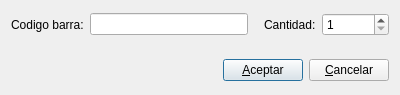
Before: the Qt Designer form 999_exe/trunk/product_quantity_dialog/product_quantity_dialog.ui in brBart/project-999, drawn with Qt 5.
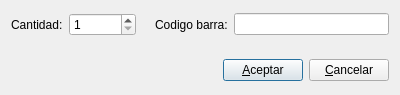
After: the same form once the commit is applied.

Diff of the .ui file:
```diff
--- a/999_exe/trunk/product_quantity_dialog/product_quantity_dialog.ui
+++ b/999_exe/trunk/product_quantity_dialog/product_quantity_dialog.ui
@@ -16,35 +16,6 @@
   <layout class="QGridLayout" name="gridLayout">
    <item row="0" column="0">
     <layout class="QHBoxLayout" name="horizontalLayout">
-     <item>
-      <widget class="QLabel" name="label">
-       <property name="text">
-        <string>Codigo barra:</string>
-       </property>
-       <property name="buddy">
-        <cstring>barCodeLineEdit</cstring>
-       </property>
-      </widget>
-     </item>
-     <item>
-      <widget class="QLineEdit" name="barCodeLineEdit"/>
-     </item>
-     <item>
-      <spacer name="horizontalSpacer">
-       <property name="orientation">
-        <enum>Qt::Horizontal</enum>
-       </property>
-       <property name="sizeType">
-        <enum>QSizePolicy::Fixed</enum>
-       </property>
-       <property name="sizeHint" stdset="0">
-        <size>
-         <width>10</width>
-         <height>20</height>
-        </size>
-       </property>
-      </spacer>
-     </item>
      <item>
       <widget class="QLabel" name="label_2">
        <property name="text">
@@ -65,6 +36,35 @@
        </property>
       </widget>
      </item>
+     <item>
+      <spacer name="horizontalSpacer">
+       <property name="orientation">
+        <enum>Qt::Horizontal</enum>
+       </property>
+       <property name="sizeType">
+        <enum>QSizePolicy::Fixed</enum>
+       </property>
+       <property name="sizeHint" stdset="0">
+        <size>
+         <width>13</width>
+         <height>20</height>
+        </size>
+       </property>
+      </spacer>
+     </item>
+     <item>
+      <widget class="QLabel" name="label">
+       <property name="text">
+        <string>Codigo barra:</string>
+       </property>
+       <property name="buddy">
+        <cstring>barCodeLineEdit</cstring>
+       </property>
+      </widget>
+     </item>
+     <item>
+      <widget class="QLineEdit" name="barCodeLineEdit"/>
+     </item>
     </layout>
    </item>
    <item row="1" column="0">
```
Left out of the diff: 6 changed lines with no effect on the pictures.
